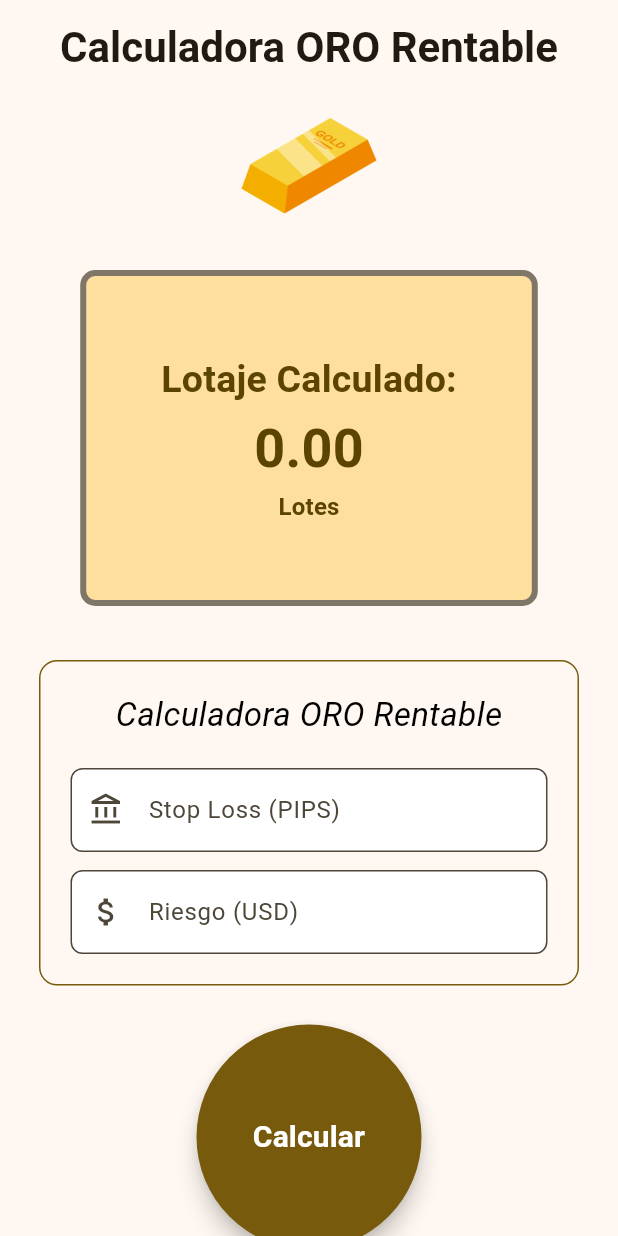
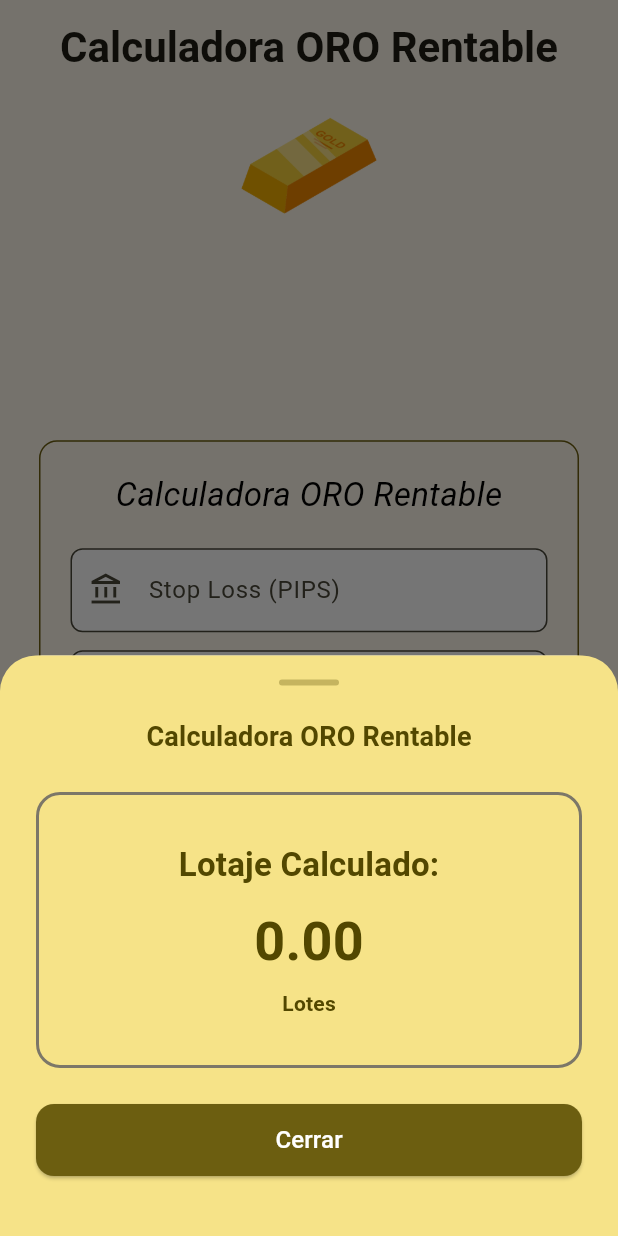
Before and after one commit to kiskee/GoldCalc, a Flutter app: the screen it shows after launch, after a tap on "Calcular", on a phone screen of 412 x 824 dp. Run offline on Flutter 3.47's test engine with Material 3 defaults, Android fonts, the phone set to English and light mode, and no system bars.

Commit message:
converting result into a modal

```diff
--- a/lib/main.dart
+++ b/lib/main.dart
@@ -13,7 +13,7 @@ class MyApp extends StatelessWidget {
     return MaterialApp(
       title: 'GoldCalc',
       theme: ThemeData(
-        colorScheme: ColorScheme.fromSeed(seedColor: Colors.amber),
+        colorScheme: ColorScheme.fromSeed(seedColor: Color.fromARGB(255, 226, 198, 15)),
         useMaterial3: true,
       ),
       debugShowCheckedModeBanner: false,
--- a/lib/screens/home.dart
+++ b/lib/screens/home.dart
@@ -1,8 +1,8 @@
 import 'package:flutter/material.dart';
 import '../widgets/app_bar.dart';
-import '../widgets/result_card.dart';
 import '../widgets/input_form.dart';
 import '../widgets/calculate_button.dart';
+import '../widgets/result_bottom_sheet.dart';
 
 
 class Propin extends StatefulWidget {
@@ -13,8 +13,6 @@ class Propin extends StatefulWidget {
 }
 
 class _PropinState extends State<Propin> {
-  double lotaje = 0.00;
-
   double _calcularLotaje(double stopLoss, double riesgo) {
     if (stopLoss == 0) return 0;
     final lotaje = riesgo / stopLoss;
@@ -23,6 +21,11 @@ class _PropinState extends State<Propin> {
 
   final stopLossController = TextEditingController();
   final riskController = TextEditingController();
+
+  void _clearFields() {
+    stopLossController.clear();
+    riskController.clear();
+  }
 
   @override
   void dispose() {
@@ -39,7 +42,6 @@ class _PropinState extends State<Propin> {
         child: SingleChildScrollView(
           child: Column(
             children: [
-              ResultCard(lotaje: lotaje),
               InputForm(
                 riskController: riskController,
                 stopLossController: stopLossController,
@@ -49,7 +51,11 @@ class _PropinState extends State<Propin> {
                   final stopLoss =
                       double.tryParse(stopLossController.text) ?? 0;
                   final riesgo = double.tryParse(riskController.text) ?? 0;
-                  setState(() => lotaje = _calcularLotaje(stopLoss, riesgo));
+                  final result = _calcularLotaje(stopLoss, riesgo);
+                  showModalBottomSheet(
+                    context: context,
+                    builder: (_) => ResultBottomSheet(lotaje: result),
+                  ).then((_) => _clearFields());
                 },
               ),
             ],
--- /dev/null
+++ b/lib/widgets/result_bottom_sheet.dart
@@ -0,0 +1,84 @@
+import 'package:flutter/material.dart';
+import '../constants.dart';
+
+class ResultBottomSheet extends StatelessWidget {
+  final double lotaje;
+
+  const ResultBottomSheet({super.key, required this.lotaje});
+
+  @override
+  Widget build(BuildContext context) {
+    final theme = Theme.of(context);
+    final styles = theme.textTheme.titleMedium!.copyWith(
+      color: theme.colorScheme.onPrimaryContainer,
+      fontWeight: FontWeight.bold,
+    );
+    return Container(
+      decoration: BoxDecoration(
+        color: theme.colorScheme.primaryContainer,
+        borderRadius: const BorderRadius.only(
+          topLeft: Radius.circular(24),
+          topRight: Radius.circular(24),
+        ),
+      ),
+      padding: const EdgeInsets.fromLTRB(24, 16, 24, 40),
+      child: Column(
+        mainAxisSize: MainAxisSize.min,
+        children: [
+          Container(
+            width: 40,
+            height: 4,
+            margin: const EdgeInsets.only(bottom: 20),
+            decoration: BoxDecoration(
+              color: theme.colorScheme.onPrimaryContainer.withValues(
+                alpha: 0.3,
+              ),
+              borderRadius: BorderRadius.circular(2),
+            ),
+          ),
+          Text(appTitle, style: styles.copyWith(fontSize: 18)),
+          const SizedBox(height: 24),
+          Container(
+            width: double.infinity,
+            padding: const EdgeInsets.symmetric(vertical: 30),
+            decoration: BoxDecoration(
+              color: theme.colorScheme.primaryContainer,
+              borderRadius: BorderRadius.circular(16),
+              border: Border.all(color: theme.colorScheme.outline, width: 2),
+            ),
+            child: Column(
+              children: [
+                Text("Lotaje Calculado:", style: styles.copyWith(fontSize: 22)),
+                const SizedBox(height: 8),
+                Text(
+                  lotaje.toStringAsFixed(2),
+                  style: styles.copyWith(
+                    fontSize: theme.textTheme.displaySmall?.fontSize,
+                  ),
+                ),
+                const SizedBox(height: 4),
+                Text("Lotes", style: styles.copyWith(fontSize: 14)),
+              ],
+            ),
+          ),
+          const SizedBox(height: 24),
+          SizedBox(
+            width: double.infinity,
+            height: 48,
+            child: ElevatedButton(
+              onPressed: () => Navigator.pop(context),
+              style: ElevatedButton.styleFrom(
+                backgroundColor: theme.colorScheme.primary,
+                foregroundColor: theme.colorScheme.onPrimary,
+                shape: RoundedRectangleBorder(
+                  borderRadius: BorderRadius.circular(12),
+                ),
+              ),
+              child: const Text("Cerrar", style: TextStyle(fontSize: 16)),
+            ),
+          ),
+        ],
+      ),
+    );
+  }
+}
--- a/lib/widgets/result_card.dart
+++ /dev/null
@@ -1,36 +0,0 @@
-import 'package:flutter/material.dart';
-
-class ResultCard extends StatelessWidget {
-  final double lotaje;
-  const ResultCard({super.key, required this.lotaje});
-
-  @override
-  Widget build(BuildContext context) {
-    final theme = Theme.of(context);
-    final styles = theme.textTheme.titleMedium!.copyWith(
-      color: theme.colorScheme.onPrimaryContainer,
-      fontWeight: FontWeight.bold,
-    );
-    return Container(
-      padding: const EdgeInsets.all(50),
-      margin: const EdgeInsets.all(10),
-      decoration: BoxDecoration(
-        color: theme.colorScheme.primaryContainer,
-        borderRadius: BorderRadius.circular(10),
-        border: Border.all(color: theme.colorScheme.outline, width: 4),
-      ),
-      child: Column(
-        children: [
-          Text("Lotaje Calculado:", style: styles.copyWith(fontSize: 25)),
-          Text(
-            lotaje.toStringAsFixed(2),
-            style: styles.copyWith(
-              fontSize: theme.textTheme.displaySmall?.fontSize,
-            ),
-          ),
-          Text("Lotes", style: styles),
-        ],
-      ),
-    );
-  }
-}
```
